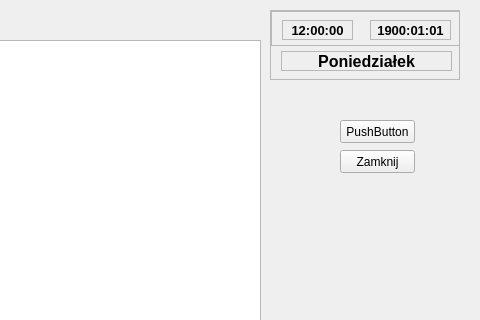
First picture: the form in Kontrahent/kontrahentlista.ui, repository Astropl/TestRamek, before the edit; both pictures show x 320 to 800 and y 0 to 320 of the 800 by 600 pixel window.
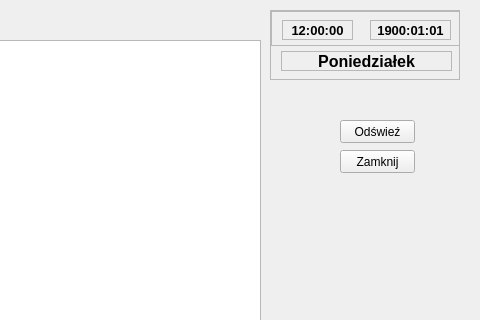
Second picture: the form after the edit.

```diff
--- a/Kontrahent/kontrahentlista.ui
+++ b/Kontrahent/kontrahentlista.ui
@@ -24,7 +24,7 @@
      </rect>
     </property>
     <property name="text">
-     <string>PushButton</string>
+     <string>Odświeź</string>
     </property>
    </widget>
    <widget class="QPushButton" name="pushButton_2">
```
